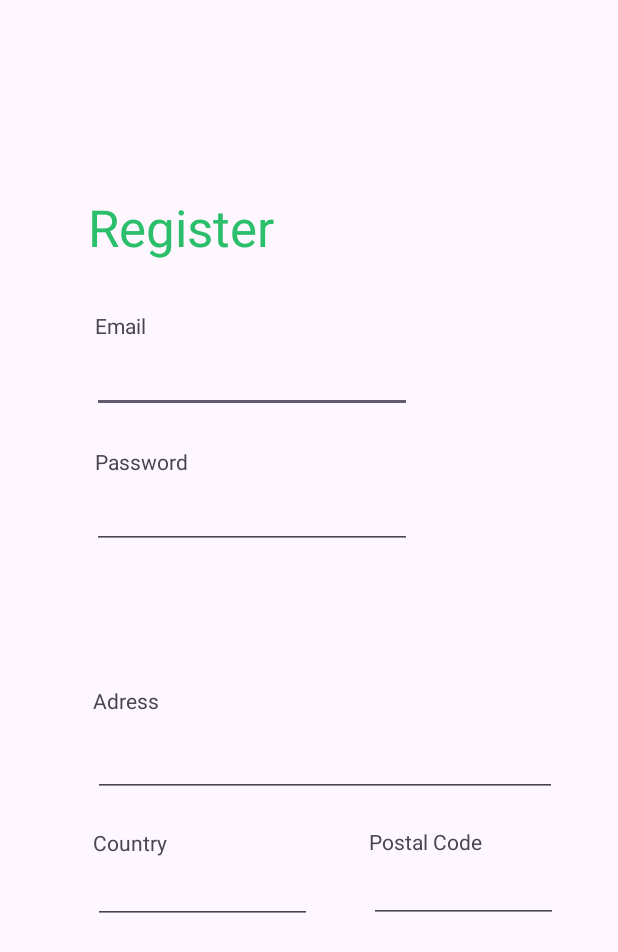
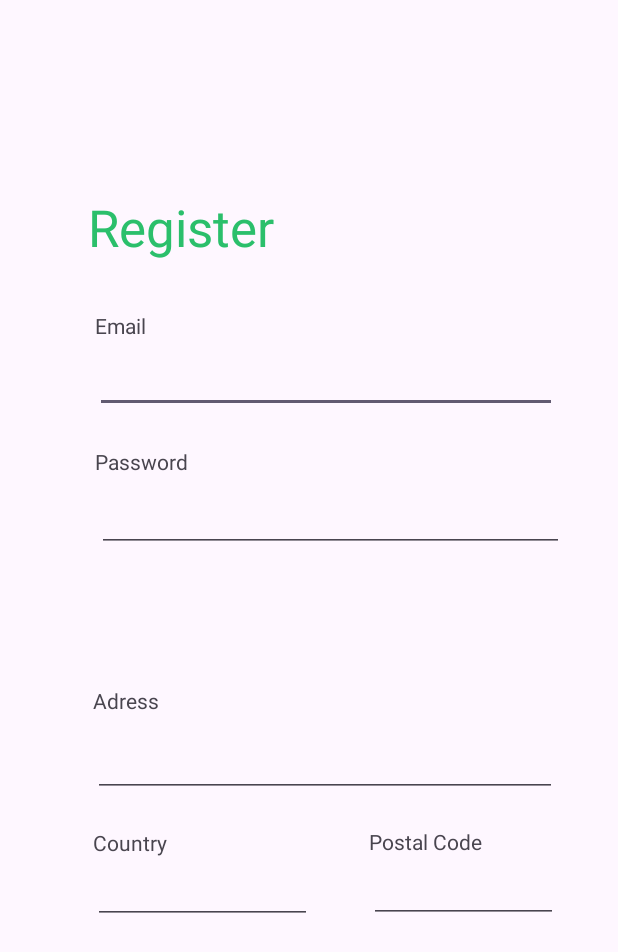
Before and after one commit to DarkPheonix29/AutoShop, an Android app: the Register_screen screen opened directly, with no data from a screen before it, on a phone screen of 412 x 824 dp. Shown: the top 952 px of the screen. Run offline under Robolectric (Android 15) with nearby library versions, the phone set to English and light mode, and no system bars; Roboto replaces fonts that are not available here.

Commit message:
register update

```diff
--- a/app/src/main/res/layout/register_screen.xml
+++ b/app/src/main/res/layout/register_screen.xml
@@ -22,29 +22,29 @@
 
     <EditText
         android:id="@+id/email_register"
-        android:layout_width="wrap_content"
-        android:layout_height="wrap_content"
+        android:layout_width="308dp"
+        android:layout_height="45dp"
         android:ems="10"
         android:inputType="textEmailAddress"
         app:layout_constraintBottom_toBottomOf="parent"
         app:layout_constraintEnd_toEndOf="parent"
-        app:layout_constraintHorizontal_bias="0.308"
+        app:layout_constraintHorizontal_bias="0.611"
         app:layout_constraintStart_toStartOf="parent"
         app:layout_constraintTop_toTopOf="parent"
         app:layout_constraintVertical_bias="0.295" />
 
     <EditText
         android:id="@+id/password_register"
-        android:layout_width="wrap_content"
-        android:layout_height="wrap_content"
+        android:layout_width="311dp"
+        android:layout_height="47dp"
         android:ems="10"
         android:inputType="textPassword"
         app:layout_constraintBottom_toBottomOf="parent"
         app:layout_constraintEnd_toEndOf="parent"
-        app:layout_constraintHorizontal_bias="0.308"
+        app:layout_constraintHorizontal_bias="0.64"
         app:layout_constraintStart_toStartOf="parent"
         app:layout_constraintTop_toTopOf="parent"
-        app:layout_constraintVertical_bias="0.412" />
+        app:layout_constraintVertical_bias="0.413" />
 
     <EditText
         android:id="@+id/adress_register"
```
